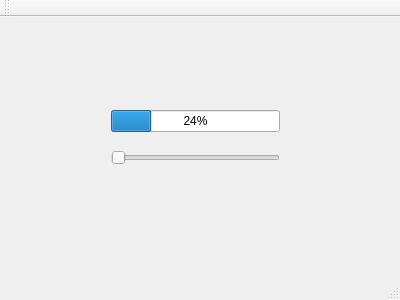
Qt form firstgui/mainwindow.ui (MacroGu/qtProject) before a commit.
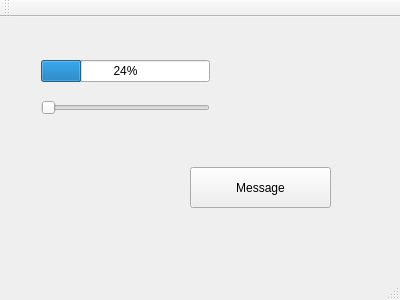
The same form after that commit.

Commit message: 1. add button operation

Diff of the .ui file:
```diff
--- a/firstgui/mainwindow.ui
+++ b/firstgui/mainwindow.ui
@@ -14,11 +14,24 @@
    <string>MainWindow</string>
   </property>
   <widget class="QWidget" name="centralWidget">
+   <widget class="QPushButton" name="pushButton">
+    <property name="geometry">
+     <rect>
+      <x>190</x>
+      <y>150</y>
+      <width>141</width>
+      <height>41</height>
+     </rect>
+    </property>
+    <property name="text">
+     <string>Message</string>
+    </property>
+   </widget>
    <widget class="QWidget" name="">
     <property name="geometry">
      <rect>
-      <x>100</x>
-      <y>70</y>
+      <x>30</x>
+      <y>20</y>
       <width>191</width>
       <height>101</height>
      </rect>
```
The commit also changes 2 other files.
